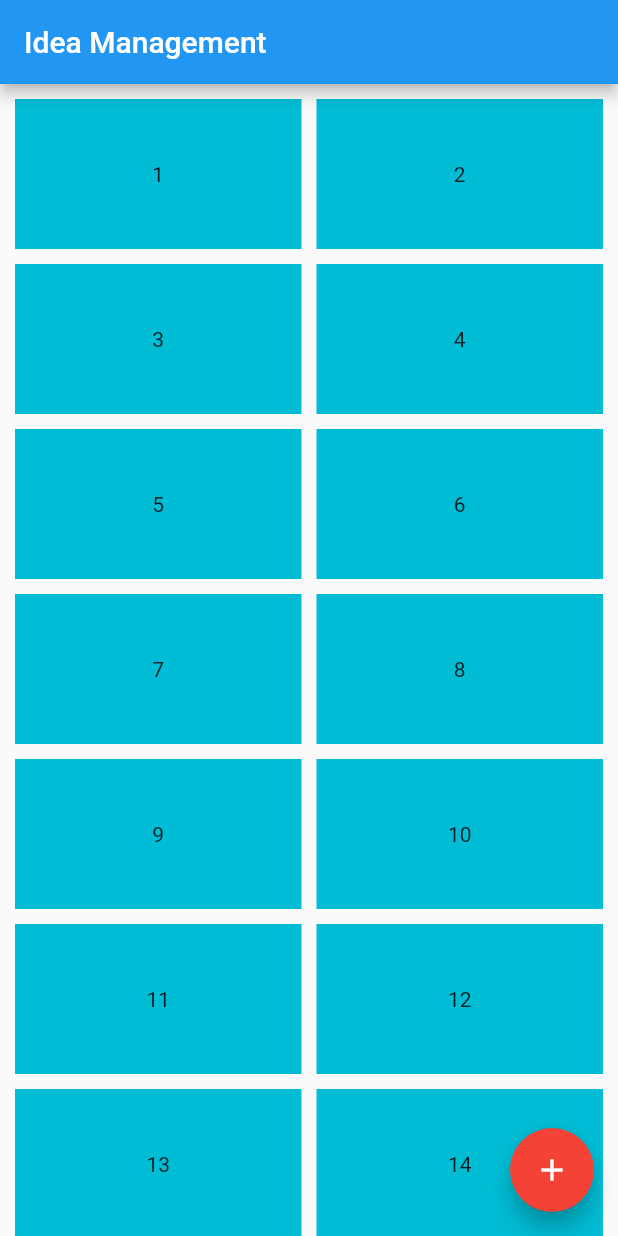
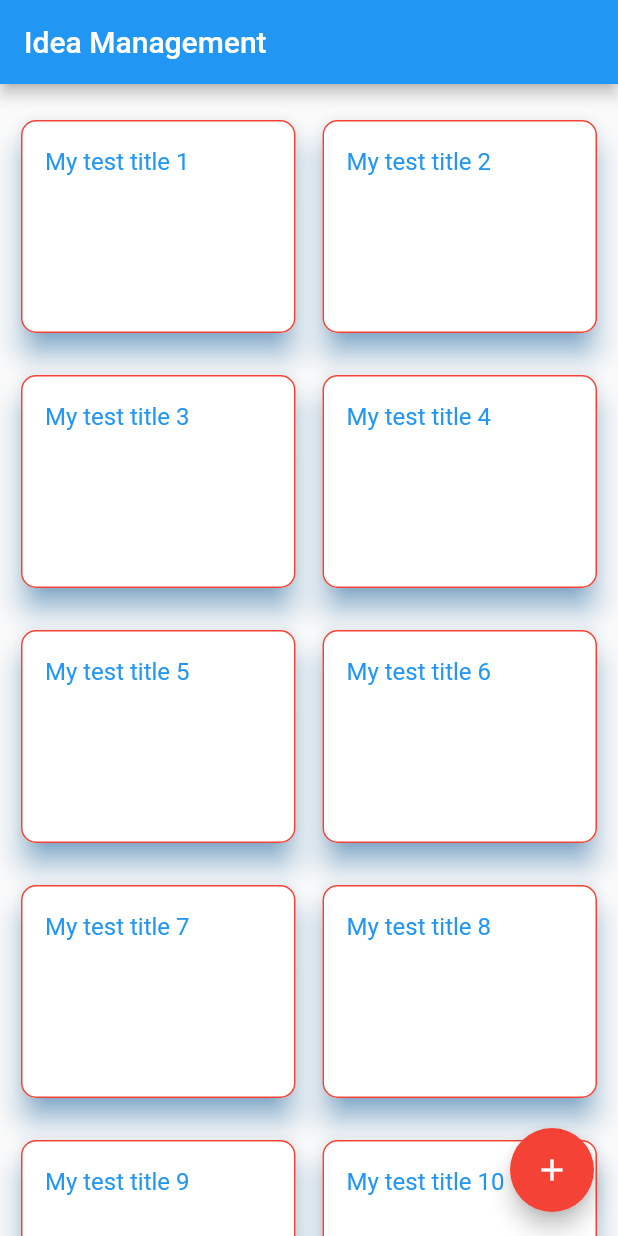
Before and after one commit to JuKu/flutter-idea-sorter, a Flutter app: the screen it shows after launch, on a phone screen of 412 x 824 dp. Run offline on Flutter 3.47's test engine with Material 2 defaults, Android fonts, the phone set to English and light mode, and no system bars; our stand-ins replace floor, responsive_grid, sqflite; missing offline and left inert: feature_flags; accounts and stored records are empty; generated files the repository leaves out were written again.

Commit message:
Change HomePage, add cards

```diff
--- a/lib/main.dart
+++ b/lib/main.dart
@@ -17,11 +17,11 @@ class MyApp extends StatelessWidget {
     const proVersion = false;
 
     // https://github.com/aloisdeniel/feature_flags
-    Features.setFeature(
+    /* Features.setFeature(
       context,
       'CHANGE_IDEA_COLOR',
       proVersion,
-    );
+    ); */
 
     return MaterialApp(
       //onGenerateTitle: (BuildContext context) =>
--- a/lib/presentation/home_page.dart
+++ b/lib/presentation/home_page.dart
@@ -44,11 +44,43 @@ class _HomePageState extends State<HomePage> {
             19,
             20
           ].map((i) {
-            return Container(
-              height: 100,
-              alignment: const Alignment(0, 0),
-              color: Colors.cyan,
-              child: Text(i.toString()),
+            return Column(
+              children: [
+                const SizedBox(height: 10),
+                SizedBox(
+                  height: 150,
+                  // see also: https://codesinsider.com/flutter-card-example-tutorial/
+                  child: Card(
+                    child: InkWell(
+                      splashColor: Colors.blue.withAlpha(30),
+                      onTap: () {
+                        debugPrint('Card tapped.');
+                      },
+                      child: ListTile(
+                        title: Text("My test title " + i.toString(), style: const TextStyle(color: Colors.blue),),
+                      ),/* Container(
+                      height: 150,
+                      alignment: const Alignment(0, 0),
+                      // color: Colors.cyan,
+                      child: Text(i.toString()),
+                    ), */
+                      /* ListTile(
+                      title: Text("Codesinsider.com", style: TextStyle(color: Colors.white),),
+                    ), */
+                    ),
+                    elevation: 8,
+                    shadowColor: Colors.blue,
+                    /* shape: BeveledRectangleBorder(
+                      //borderRadius: BorderRadius.circular(15)
+                        borderRadius: BorderRadius.circular(5)
+                    ), */
+                    shape:  OutlineInputBorder(
+                        borderRadius: BorderRadius.circular(10),
+                        borderSide: const BorderSide(color: Colors.red)
+                    ),
+                  ),
+                )
+              ],
             );
           }).toList()
       ),
```
